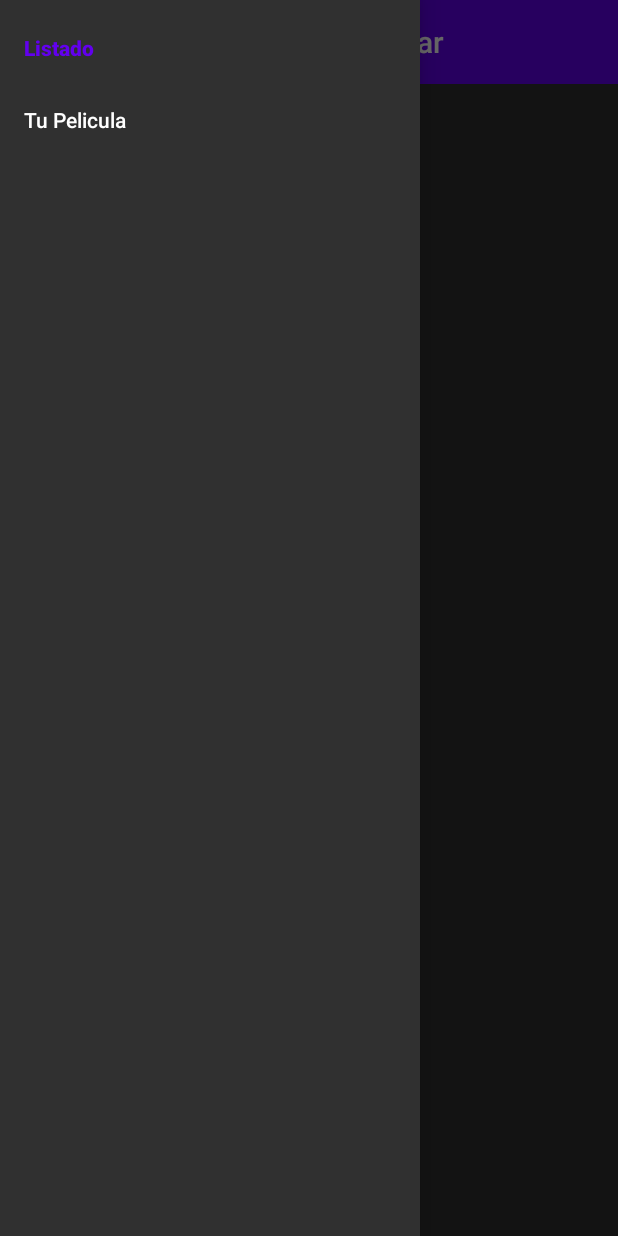
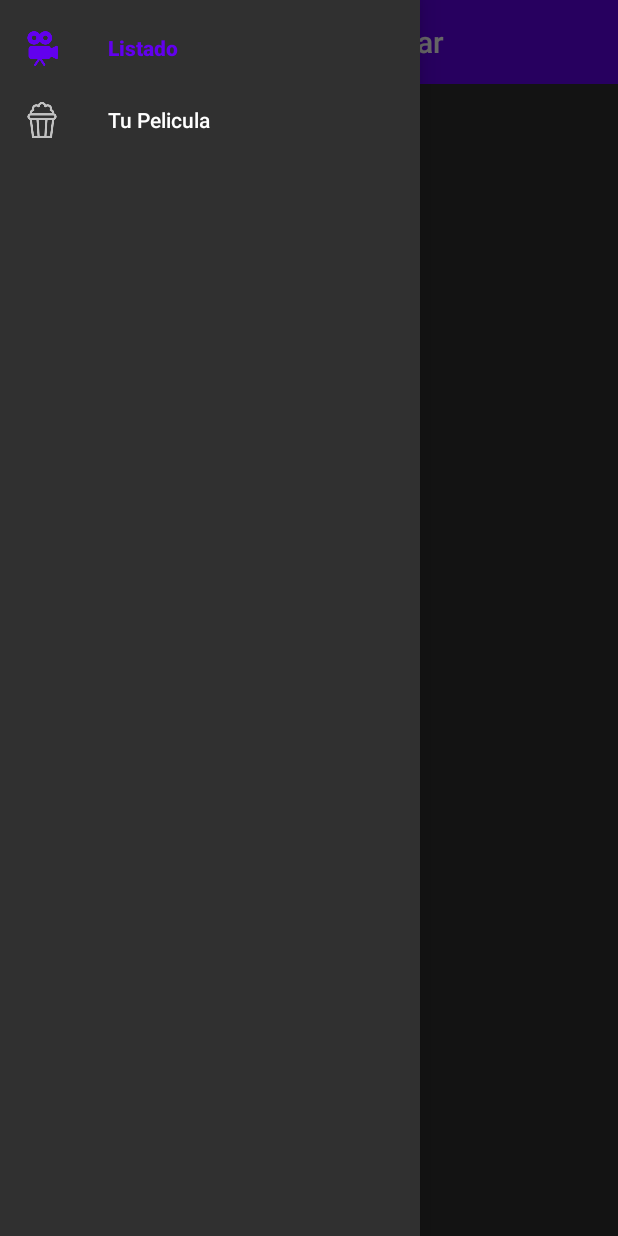
Before and after one commit to dfvalenciav/MoviePopularsApp, an Android app: the screen it shows after launch (MainActivity), with the side drawer open, on a phone screen of 412 x 824 dp. Run offline under Robolectric (Android 15) with nearby library versions, the phone set to English and light mode, and no system bars; our stand-ins replace navigation-ui; pictures from the network do not load; 1 statement that could not run was skipped.

Commit message:
09 Ajustes finales

```diff
--- a/app/src/main/res/menu/main_menu.xml
+++ b/app/src/main/res/menu/main_menu.xml
@@ -4,13 +4,13 @@
     <item
         android:id="@+id/moviePopular"
         android:title="Listado"
-        android:icon="@drawable/movie"
+        android:icon="@drawable/cameras"
         />
 
     <item
         android:id="@+id/detalleActivity"
         android:title="Tu Pelicula"
-        android:icon="@drawable/camera"
+        android:icon="@drawable/crispetas"
         />
 
 </menu>
```
Also changed, not shown: app/src/main/java/com/example/daval/moviepopularsapp/DetalleActivity.java (+44 -2 lines), app/src/main/res/drawable-v24/cameras.png (added), app/src/main/res/drawable-v24/crispetas.png (added).
